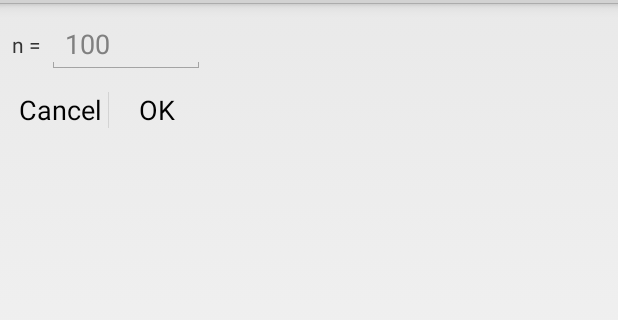
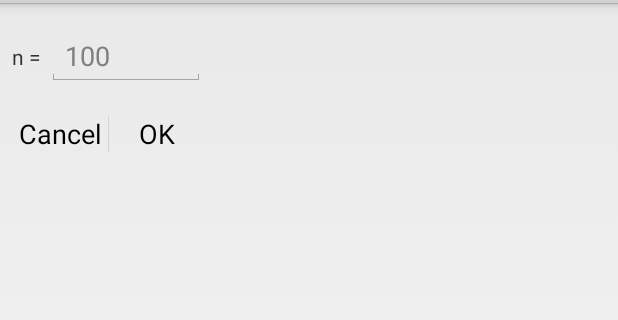
Before and after one commit to athulacharya/Trackn, an Android app: the layout dialog_addn.xml on its own in the app's theme, with its tools: preview values and no code run, on a phone screen of 412 x 824 dp, the part 69-389 px from its top. Run offline under Robolectric (Android 15) with nearby library versions, the phone set to English and light mode, and no system bars.

Commit message:
Prettier dialog box!

```diff
--- a/app/src/main/AndroidManifest.xml
+++ b/app/src/main/AndroidManifest.xml
@@ -34,7 +34,7 @@
             android:label="AddNDialog"
             android:noHistory="true"
             android:excludeFromRecents="true"
-            android:theme="@android:style/Theme.Dialog">
+            android:theme="@android:style/Theme.DeviceDefault.Light.Dialog">
         </activity>
 
     </application>
--- a/app/src/main/res/layout/dialog_addn.xml
+++ b/app/src/main/res/layout/dialog_addn.xml
@@ -11,6 +11,8 @@
     <LinearLayout xmlns:android="http://schemas.android.com/apk/res/android"
         android:layout_width="match_parent"
         android:layout_height="wrap_content"
+        android:paddingTop="8dp"
+        android:paddingBottom="8dp"
         android:orientation="horizontal">
 
         <TextView
```
